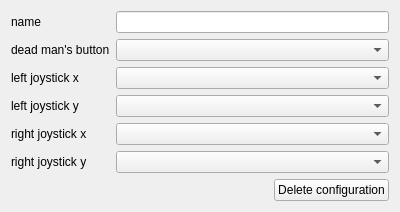
OFFIS-Automation/Framework, file modules/automation/projects/HilecGui/src/telecontrol/EditGamepadArea.ui: the form before one commit.
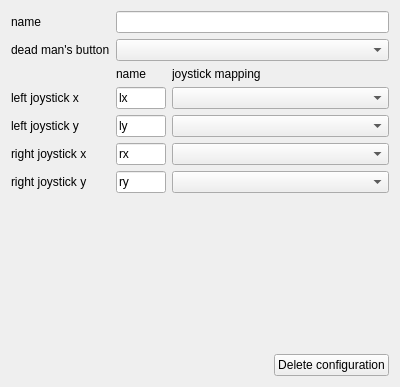
The form after the commit. Icons and pictures are not drawn.

Commit message: added button handling in GUI

Patch:
```diff
--- a/modules/automation/projects/HilecGui/src/telecontrol/EditGamepadArea.ui
+++ b/modules/automation/projects/HilecGui/src/telecontrol/EditGamepadArea.ui
@@ -7,13 +7,105 @@
     <x>0</x>
     <y>0</y>
     <width>400</width>
-    <height>199</height>
+    <height>387</height>
    </rect>
   </property>
   <property name="windowTitle">
    <string>Form</string>
   </property>
   <layout class="QGridLayout" name="gridLayout">
+   <item row="4" column="1">
+    <widget class="QLineEdit" name="leftYName">
+     <property name="sizePolicy">
+      <sizepolicy hsizetype="MinimumExpanding" vsizetype="Fixed">
+       <horstretch>0</horstretch>
+       <verstretch>0</verstretch>
+      </sizepolicy>
+     </property>
+     <property name="minimumSize">
+      <size>
+       <width>40</width>
+       <height>0</height>
+      </size>
+     </property>
+     <property name="maximumSize">
+      <size>
+       <width>50</width>
+       <height>16777215</height>
+      </size>
+     </property>
+     <property name="text">
+      <string>ly</string>
+     </property>
+    </widget>
+   </item>
+   <item row="5" column="1">
+    <widget class="QLineEdit" name="rightXName">
+     <property name="sizePolicy">
+      <sizepolicy hsizetype="MinimumExpanding" vsizetype="Fixed">
+       <horstretch>0</horstretch>
+       <verstretch>0</verstretch>
+      </sizepolicy>
+     </property>
+     <property name="minimumSize">
+      <size>
+       <width>40</width>
+       <height>0</height>
+      </size>
+     </property>
+     <property name="maximumSize">
+      <size>
+       <width>50</width>
+       <height>16777215</height>
+      </size>
+     </property>
+     <property name="text">
+      <string>rx</string>
+     </property>
+    </widget>
+   </item>
+   <item row="6" column="1">
+    <widget class="QLineEdit" name="rightYName">
+     <property name="sizePolicy">
+      <sizepolicy hsizetype="MinimumExpanding" vsizetype="Fixed">
+       <horstretch>0</horstretch>
+       <verstretch>0</verstretch>
+      </sizepolicy>
+     </property>
+     <property name="minimumSize">
+      <size>
+       <width>40</width>
+       <height>0</height>
+      </size>
+     </property>
+     <property name="maximumSize">
+      <size>
+       <width>50</width>
+       <height>16777215</height>
+      </size>
+     </property>
+     <property name="text">
+      <string>ry</string>
+     </property>
+    </widget>
+   </item>
+   <item row="2" column="1">
+    <widget class="QLabel" name="label">
+     <property name="text">
+      <string>name</string>
+     </property>
+    </widget>
+   </item>
+   <item row="2" column="2">
+    <widget class="QLabel" name="label_2">
+     <property name="text">
+      <string>joystick mapping</string>
+     </property>
+    </widget>
+   </item>
+   <item row="0" column="1" colspan="2">
+    <widget class="QLineEdit" name="name"/>
+   </item>
    <item row="0" column="0">
     <widget class="QLabel" name="nameLabel">
      <property name="text">
@@ -21,9 +113,6 @@
      </property>
     </widget>
    </item>
-   <item row="0" column="1">
-    <widget class="QLineEdit" name="name"/>
-   </item>
    <item row="1" column="0">
     <widget class="QLabel" name="deadManSButtonLabel">
      <property name="text">
@@ -31,50 +120,75 @@
      </property>
     </widget>
    </item>
-   <item row="1" column="1">
+   <item row="3" column="1">
+    <widget class="QLineEdit" name="leftXName">
+     <property name="sizePolicy">
+      <sizepolicy hsizetype="MinimumExpanding" vsizetype="Fixed">
+       <horstretch>0</horstretch>
+       <verstretch>0</verstretch>
+      </sizepolicy>
+     </property>
+     <property name="minimumSize">
+      <size>
+       <width>40</width>
+       <height>0</height>
+      </size>
+     </property>
+     <property name="maximumSize">
+      <size>
+       <width>50</width>
+       <height>16777215</height>
+      </size>
+     </property>
+     <property name="text">
+      <string>lx</string>
+     </property>
+    </widget>
+   </item>
+   <item row="1" column="1" colspan="2">
     <widget class="QComboBox" name="deadMansButton"/>
    </item>
-   <item row="2" column="0">
+   <item row="3" column="0">
     <widget class="QLabel" name="leftJoystickXLabel">
      <property name="text">
       <string>left joystick x</string>
      </property>
     </widget>
    </item>
-   <item row="2" column="1">
+   <item row="3" column="2">
     <widget class="QComboBox" name="leftJoystickX"/>
    </item>
-   <item row="3" column="0">
+   <item row="4" column="0">
     <widget class="QLabel" name="leftJoystickYLabel">
      <property name="text">
       <string>left joystick y</string>
      </property>
     </widget>
    </item>
-   <item row="3" column="1">
+   <item row="4" column="2">
     <widget class="QComboBox" name="leftJoystickY"/>
    </item>
-   <item row="4" column="0">
+   <item row="5" column="0">
     <widget class="QLabel" name="rightJoystickXLabel">
      <property name="text">
       <string>right joystick x</string>
      </property>
     </widget>
    </item>
-   <item row="4" column="1">
+   <item row="5" column="2">
     <widget class="QComboBox" name="rightJoystickX"/>
    </item>
-   <item row="5" column="0">
+   <item row="6" column="0">
     <widget class="QLabel" name="rightJoystickYLabel">
      <property name="text">
       <string>right joystick y</string>
      </property>
     </widget>
    </item>
-   <item row="5" column="1">
+   <item row="6" column="2">
     <widget class="QComboBox" name="rightJoystickY"/>
    </item>
-   <item row="6" column="1">
+   <item row="8" column="2">
     <layout class="QHBoxLayout" name="horizontalLayout">
      <item>
       <spacer name="horizontalSpacer">
@@ -102,6 +216,19 @@
      </item>
     </layout>
    </item>
+   <item row="7" column="0" colspan="3">
+    <spacer name="verticalSpacer">
+     <property name="orientation">
+      <enum>Qt::Vertical</enum>
+     </property>
+     <property name="sizeHint" stdset="0">
+      <size>
+       <width>20</width>
+       <height>40</height>
+      </size>
+     </property>
+    </spacer>
+   </item>
   </layout>
  </widget>
  <resources>
```
The commit also changes 5 other files.
